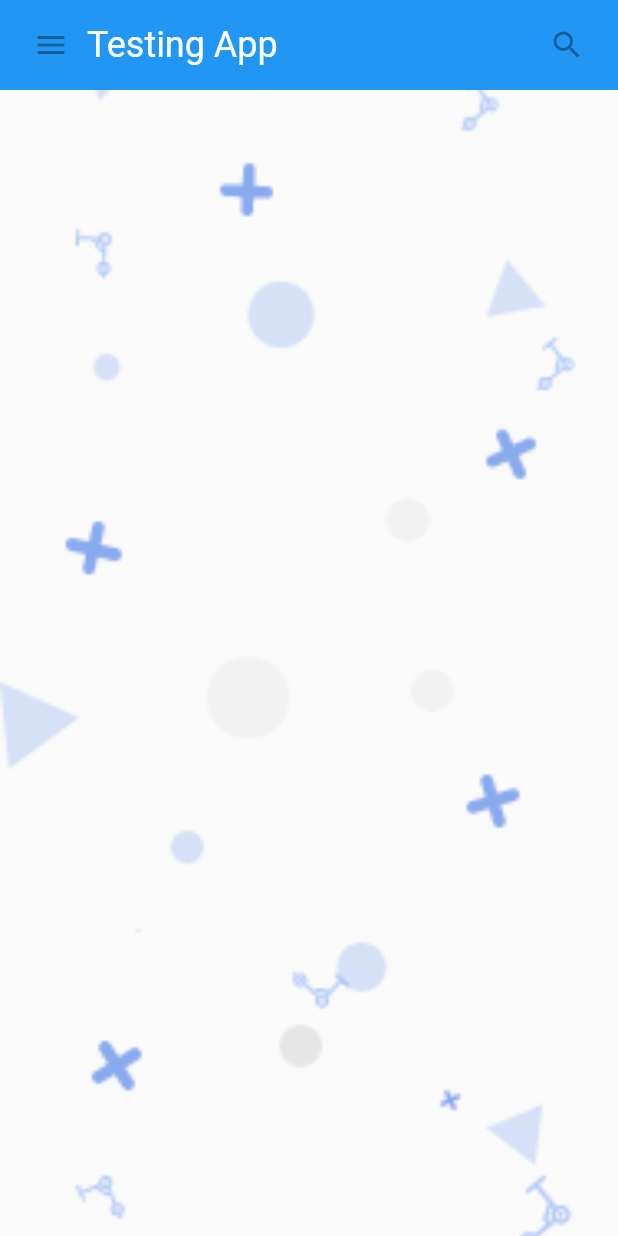
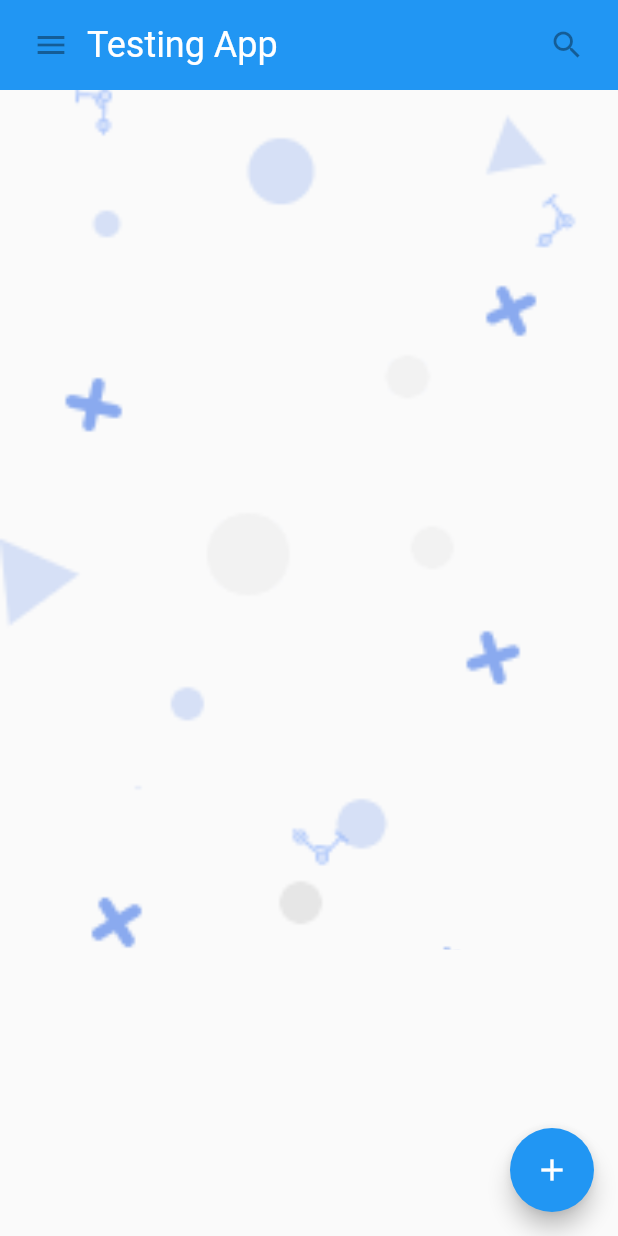
Before and after one commit to sobuur0/learning_flutter, a Flutter app: the screen it shows after launch, on a phone screen of 412 x 824 dp. Run offline on Flutter 3.47's test engine with Material 2 defaults, Android fonts, the phone set to English and light mode, and no system bars.

Commit message:
trying to understand more abput the expanded widget by adding a floatingActionButton

```diff
--- a/lib/main.dart
+++ b/lib/main.dart
@@ -44,6 +44,20 @@ class MyAppBar extends StatelessWidget {
   }
 }
 
+class FloatingButton extends StatelessWidget {
+  @override
+  Widget build(BuildContext context) {
+    return Scaffold(
+      floatingActionButton: FloatingActionButton(
+        child: Icon(Icons.add),
+        tooltip: 'Add',
+        onPressed: null,
+      ),
+    );
+  }
+}
+
+
 
 class HomePage extends StatelessWidget {
   @override
@@ -53,11 +67,20 @@ class HomePage extends StatelessWidget {
         children: <Widget> [
           MyAppBar(),
           Expanded(
+            flex: 3,
               child: Image.asset('assets/images/background.png',
                 fit: BoxFit.cover,
                 height: double.infinity,
                 width: double.infinity,)
           ),
+
+          Expanded(
+            flex: 1,
+              child: Container(
+                  child: FloatingButton()
+              )
+          )
+
         ],
       ),
        // body: Container(
```
